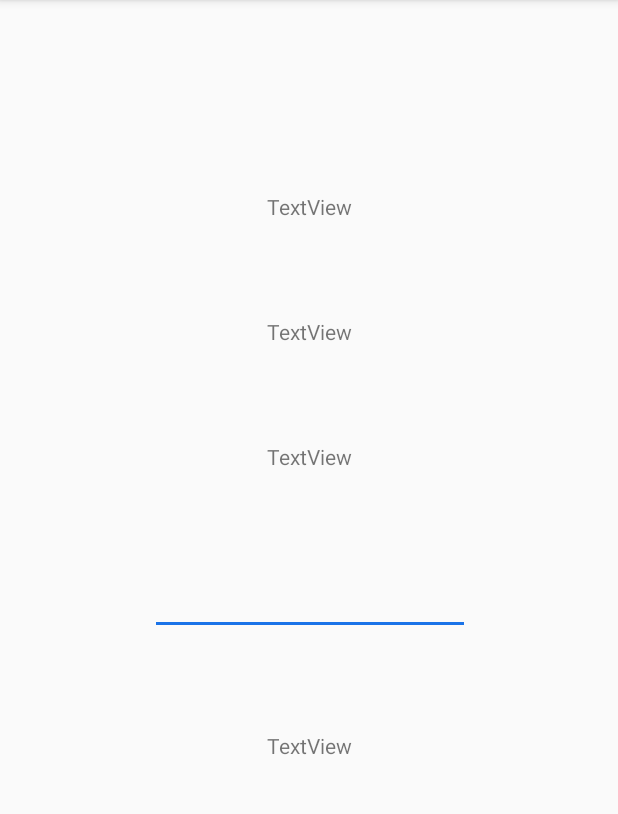
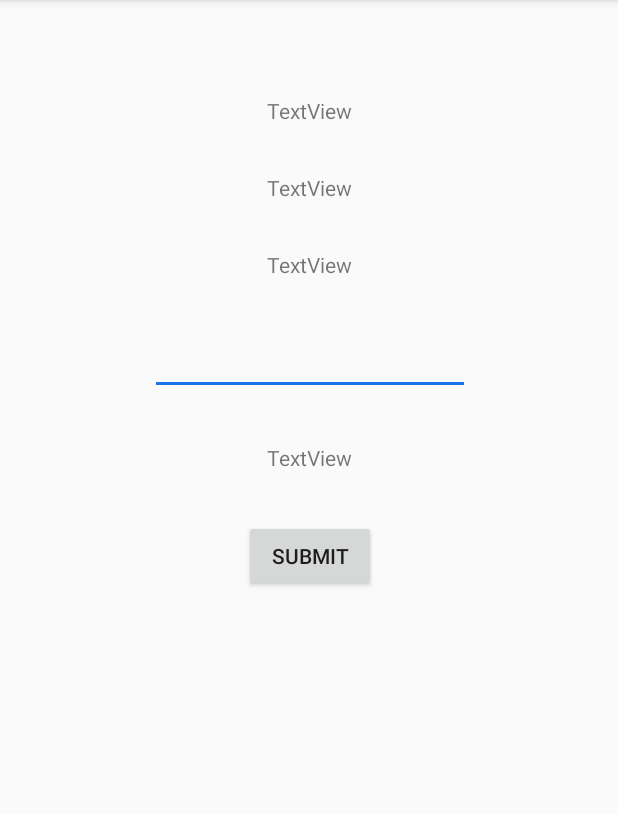
Before and after one commit to prasunmondal/MBros-2.0, an Android app: the BillingActivity screen opened directly, with no data from a screen before it, on a phone screen of 412 x 824 dp, the part 84-898 px from its top. Run offline under Robolectric (Android 15) with nearby library versions, the phone set to English and light mode, and no system bars.

Commit message:
send all details to the submit page

```diff
--- a/app/src/main/AndroidManifest.xml
+++ b/app/src/main/AndroidManifest.xml
@@ -14,7 +14,8 @@
         android:roundIcon="@mipmap/ic_launcher_round"
         android:supportsRtl="true"
         android:theme="@style/AppTheme">
-        <activity android:name=".PrepareAppDataFetch"></activity>
+        <activity android:name=".session_data.SubmitDeliveryActivity"></activity>
+        <activity android:name=".PrepareAppDataFetch" />
         <activity android:name=".activities.SelectActivityManager" />
         <activity android:name=".activities.UserRoleSelect">
             <intent-filter>
--- a/app/src/main/java/com/prasunmondal/mbros20/activities/DeliveryDenominations.kt
+++ b/app/src/main/java/com/prasunmondal/mbros20/activities/DeliveryDenominations.kt
@@ -22,6 +22,10 @@ class Denominations(var pc: String, var kg: String): Serializable {
 
     fun getKgFloat(): Float {
         return kg.toFloat()
+    }
+
+    override fun toString(): String {
+        return "Deno:: pc: $pc, kg: $kg"
     }
 }
 
--- a/app/src/main/java/com/prasunmondal/mbros20/calculators/Calculator.kt
+++ b/app/src/main/java/com/prasunmondal/mbros20/calculators/Calculator.kt
@@ -21,7 +21,7 @@ class Calculator {
             var pc = 0
 
             delivery.pc_kilo_denominations.forEach { denomination ->
-                pc += denomination.kg.toInt()
+                pc += denomination.pc.toInt()
             }
             return pc
         }
--- a/app/src/main/java/com/prasunmondal/mbros20/models/Order.kt
+++ b/app/src/main/java/com/prasunmondal/mbros20/models/Order.kt
@@ -40,8 +40,9 @@ class Order: Serializable {
     }
 
     override fun toString(): String {
-        return "Order ID: $orderId" +
-                "ID: $customerId" +
+        return "Order::" +
+                "\norderId: $orderId" +
+                "\ncustomerId: $customerId" +
                 "\nName: $customerName" +
                 "\nPieces: $pcs" +
                 "\nKilos: $kilos" +
--- a/app/src/main/res/layout/activity_billing.xml
+++ b/app/src/main/res/layout/activity_billing.xml
@@ -10,7 +10,7 @@
         android:id="@+id/billing_todaysAmount"
         android:layout_width="wrap_content"
         android:layout_height="wrap_content"
-        android:layout_marginTop="128dp"
+        android:layout_marginTop="64dp"
         android:text="TextView"
         app:layout_constraintEnd_toEndOf="parent"
         app:layout_constraintStart_toStartOf="parent"
@@ -20,7 +20,7 @@
         android:id="@+id/billing_prevDue"
         android:layout_width="wrap_content"
         android:layout_height="wrap_content"
-        android:layout_marginTop="64dp"
+        android:layout_marginTop="32dp"
         android:text="TextView"
         app:layout_constraintEnd_toEndOf="parent"
         app:layout_constraintStart_toStartOf="parent"
@@ -30,7 +30,7 @@
         android:id="@+id/billing_totalAmount"
         android:layout_width="wrap_content"
         android:layout_height="wrap_content"
-        android:layout_marginTop="64dp"
+        android:layout_marginTop="32dp"
         android:text="TextView"
         app:layout_constraintEnd_toEndOf="parent"
         app:layout_constraintStart_toStartOf="parent"
@@ -40,7 +40,7 @@
         android:id="@+id/billing_todaysPayment"
         android:layout_width="wrap_content"
         android:layout_height="wrap_content"
-        android:layout_marginTop="64dp"
+        android:layout_marginTop="32dp"
         android:ems="10"
         android:inputType="number"
         app:layout_constraintEnd_toEndOf="@+id/billing_totalAmount"
@@ -51,10 +51,21 @@
         android:id="@+id/billing_remainingAmount"
         android:layout_width="wrap_content"
         android:layout_height="wrap_content"
-        android:layout_marginTop="64dp"
+        android:layout_marginTop="32dp"
         android:text="TextView"
         app:layout_constraintEnd_toEndOf="parent"
         app:layout_constraintStart_toStartOf="parent"
         app:layout_constraintTop_toBottomOf="@+id/billing_todaysPayment" />
 
+    <Button
+        android:id="@+id/billing_submitBtn"
+        android:layout_width="wrap_content"
+        android:layout_height="wrap_content"
+        android:layout_marginTop="32dp"
+        android:onClick="onClickBillingSubmitBtn"
+        android:text="Submit"
+        app:layout_constraintEnd_toEndOf="@+id/billing_remainingAmount"
+        app:layout_constraintStart_toStartOf="@+id/billing_remainingAmount"
+        app:layout_constraintTop_toBottomOf="@+id/billing_remainingAmount" />
+
 </androidx.constraintlayout.widget.ConstraintLayout>
```
Also changed, not shown: app/src/main/java/com/prasunmondal/mbros20/activities/BillingActivity.kt (+21 -1 lines), app/src/main/java/com/prasunmondal/mbros20/models/Customer.kt (+9 -0 lines), app/src/main/java/com/prasunmondal/mbros20/models/Delivery.kt (+14 -0 lines), app/src/main/java/com/prasunmondal/mbros20/session_data/SubmitDeliveryActivity.kt (added, +37 -0 lines), app/src/main/res/layout/activity_submit_delivery.xml (added, +9 -0 lines).
